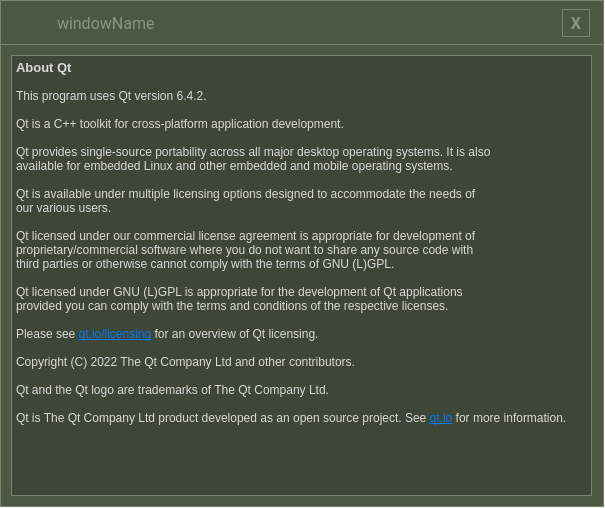
Old version of the form src/aboutqt.ui in the repository mxrcode/StockWidget.
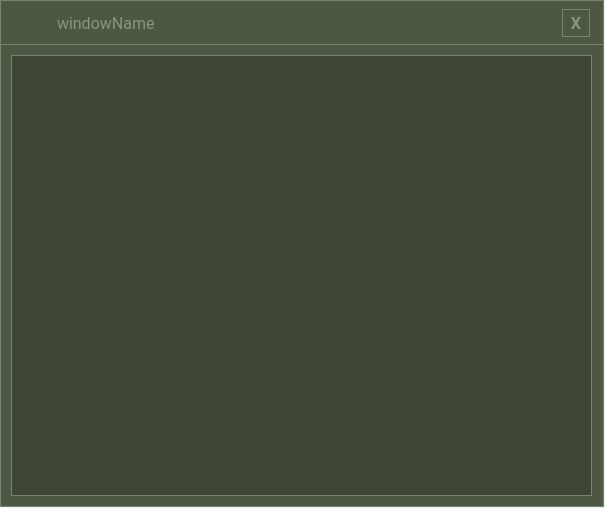
New version of the form. Icons and pictures are not drawn.

Commit message:
About Qt: show the Qt version the program runs with
The text was hardcoded in aboutqt.ui (Qt 6.4.2, 2022). It is now built
at runtime from qVersion(), and the links open in the browser.

What changed in the file:
```diff
--- a/src/aboutqt.ui
+++ b/src/aboutqt.ui
@@ -228,41 +228,6 @@
     <property name="styleSheet">
      <string notr="true">margin:0;background-color:#3E4637;</string>
     </property>
-    <property name="html">
-     <string>&lt;!DOCTYPE HTML PUBLIC &quot;-//W3C//DTD HTML 4.0//EN&quot; &quot;http://www.w3.org/TR/REC-html40/strict.dtd&quot;&gt;
-&lt;html&gt;&lt;head&gt;&lt;meta name=&quot;qrichtext&quot; content=&quot;1&quot; /&gt;&lt;meta charset=&quot;utf-8&quot; /&gt;&lt;style type=&quot;text/css&quot;&gt;
-p, li { white-space: pre-wrap; }
-hr { height: 1px; border-width: 0; }
-li.unchecked::marker { content: &quot;\2610&quot;; }
-li.checked::marker { content: &quot;\2612&quot;; }
-&lt;/style&gt;&lt;/head&gt;&lt;body style=&quot; font-family:'Segoe UI'; font-size:9pt; font-weight:400; font-style:normal;&quot;&gt;
-&lt;p style=&quot; margin-top:0px; margin-bottom:0px; margin-left:0px; margin-right:0px; -qt-block-indent:0; text-indent:0px;&quot;&gt;&lt;span style=&quot; font-size:10pt; font-weight:700;&quot;&gt;About Qt&lt;/span&gt;&lt;/p&gt;
-&lt;p style=&quot;-qt-paragraph-type:empty; margin-top:0px; margin-bottom:0px; margin-left:0px; margin-right:0px; -qt-block-indent:0; text-indent:0px;&quot;&gt;&lt;br /&gt;&lt;/p&gt;
-&lt;p style=&quot; margin-top:0px; margin-bottom:0px; margin-left:0px; margin-right:0px; -qt-block-indent:0; text-indent:0px;&quot;&gt;This program uses Qt version 6.4.2.&lt;/p&gt;
-&lt;p style=&quot;-qt-paragraph-type:empty; margin-top:0px; margin-bottom:0px; margin-left:0px; margin-right:0px; -qt-block-indent:0; text-indent:0px;&quot;&gt;&lt;br /&gt;&lt;/p&gt;
-&lt;p style=&quot; margin-top:0px; margin-bottom:0px; margin-left:0px; margin-right:0px; -qt-block-indent:0; text-indent:0px;&quot;&gt;Qt is a C++ toolkit for cross-platform application development.&lt;/p&gt;
-&lt;p style=&quot;-qt-paragraph-type:empty; margin-top:0px; margin-bottom:0px; margin-left:0px; margin-right:0px; -qt-block-indent:0; text-indent:0px;&quot;&gt;&lt;br /&gt;&lt;/p&gt;
-&lt;p style=&quot; margin-top:0px; margin-bottom:0px; margin-left:0px; margin-right:0px; -qt-block-indent:0; text-indent:0px;&quot;&gt;Qt provides single-source portability across all major desktop operating systems. It is also&lt;/p&gt;
-&lt;p style=&quot; margin-top:0px; margin-bottom:0px; margin-left:0px; margin-right:0px; -qt-block-indent:0; text-indent:0px;&quot;&gt;available for embedded Linux and other embedded and mobile operating systems.&lt;/p&gt;
-&lt;p style=&quot;-qt-paragraph-type:empty; margin-top:0px; margin-bottom:0px; margin-left:0px; margin-right:0px; -qt-block-indent:0; text-indent:0px;&quot;&gt;&lt;br /&gt;&lt;/p&gt;
-&lt;p style=&quot; margin-top:0px; margin-bottom:0px; margin-left:0px; margin-right:0px; -qt-block-indent:0; text-indent:0px;&quot;&gt;Qt is available under multiple licensing options designed to accommodate the needs of&lt;/p&gt;
-&lt;p style=&quot; margin-top:0px; margin-bottom:0px; margin-left:0px; margin-right:0px; -qt-block-indent:0; text-indent:0px;&quot;&gt;our various users.&lt;/p&gt;
-&lt;p style=&quot;-qt-paragraph-type:empty; margin-top:0px; margin-bottom:0px; margin-left:0px; margin-right:0px; -qt-block-indent:0; text-indent:0px;&quot;&gt;&lt;br /&gt;&lt;/p&gt;
-&lt;p style=&quot; margin-top:0px; margin-bottom:0px; margin-left:0px; margin-right:0px; -qt-block-indent:0; text-indent:0px;&quot;&gt;Qt licensed under our commercial license agreement is appropriate for development of&lt;/p&gt;
-&lt;p style=&quot; margin-top:0px; margin-bottom:0px; margin-left:0px; margin-right:0px; -qt-block-indent:0; text-indent:0px;&quot;&gt;proprietary/commercial software where you do not want to share any source code with&lt;/p&gt;
-&lt;p style=&quot; margin-top:0px; margin-bottom:0px; margin-left:0px; margin-right:0px; -qt-block-indent:0; text-indent:0px;&quot;&gt;third parties or otherwise cannot comply with the terms of GNU (L)GPL.&lt;/p&gt;
-&lt;p style=&quot;-qt-paragraph-type:empty; margin-top:0px; margin-bottom:0px; margin-left:0px; margin-right:0px; -qt-block-indent:0; text-indent:0px;&quot;&gt;&lt;br /&gt;&lt;/p&gt;
-&lt;p style=&quot; margin-top:0px; margin-bottom:0px; margin-left:0px; margin-right:0px; -qt-block-indent:0; text-indent:0px;&quot;&gt;Qt licensed under GNU (L)GPL is appropriate for the development of Qt applications&lt;/p&gt;
-&lt;p style=&quot; margin-top:0px; margin-bottom:0px; margin-left:0px; margin-right:0px; -qt-block-indent:0; text-indent:0px;&quot;&gt;provided you can comply with the terms and conditions of the respective licenses.&lt;/p&gt;
-&lt;p style=&quot;-qt-paragraph-type:empty; margin-top:0px; margin-bottom:0px; margin-left:0px; margin-right:0px; -qt-block-indent:0; text-indent:0px;&quot;&gt;&lt;br /&gt;&lt;/p&gt;
-&lt;p style=&quot; margin-top:0px; margin-bottom:0px; margin-left:0px; margin-right:0px; -qt-block-indent:0; text-indent:0px;&quot;&gt;Please see &lt;a href=&quot;qt.io/licensing&quot;&gt;&lt;span style=&quot; text-decoration: underline; color:#007af4;&quot;&gt;qt.io/licensing&lt;/span&gt;&lt;/a&gt; for an overview of Qt licensing.&lt;/p&gt;
-&lt;p style=&quot;-qt-paragraph-type:empty; margin-top:0px; margin-bottom:0px; margin-left:0px; margin-right:0px; -qt-block-indent:0; text-indent:0px;&quot;&gt;&lt;br /&gt;&lt;/p&gt;
-&lt;p style=&quot; margin-top:0px; margin-bottom:0px; margin-left:0px; margin-right:0px; -qt-block-indent:0; text-indent:0px;&quot;&gt;Copyright (C) 2022 The Qt Company Ltd and other contributors.&lt;/p&gt;
-&lt;p style=&quot;-qt-paragraph-type:empty; margin-top:0px; margin-bottom:0px; margin-left:0px; margin-right:0px; -qt-block-indent:0; text-indent:0px;&quot;&gt;&lt;br /&gt;&lt;/p&gt;
-&lt;p style=&quot; margin-top:0px; margin-bottom:0px; margin-left:0px; margin-right:0px; -qt-block-indent:0; text-indent:0px;&quot;&gt;Qt and the Qt logo are trademarks of The Qt Company Ltd.&lt;/p&gt;
-&lt;p style=&quot;-qt-paragraph-type:empty; margin-top:0px; margin-bottom:0px; margin-left:0px; margin-right:0px; -qt-block-indent:0; text-indent:0px;&quot;&gt;&lt;br /&gt;&lt;/p&gt;
-&lt;p style=&quot; margin-top:0px; margin-bottom:0px; margin-left:0px; margin-right:0px; -qt-block-indent:0; text-indent:0px;&quot;&gt;Qt is The Qt Company Ltd product developed as an open source project. See &lt;a href=&quot;qt.io&quot;&gt;&lt;span style=&quot; text-decoration: underline; color:#007af4;&quot;&gt;qt.io&lt;/span&gt;&lt;/a&gt; for more information.&lt;/p&gt;&lt;/body&gt;&lt;/html&gt;</string>
-    </property>
    </widget>
   </widget>
  </widget>
```
The commit also changes 1 other file.
